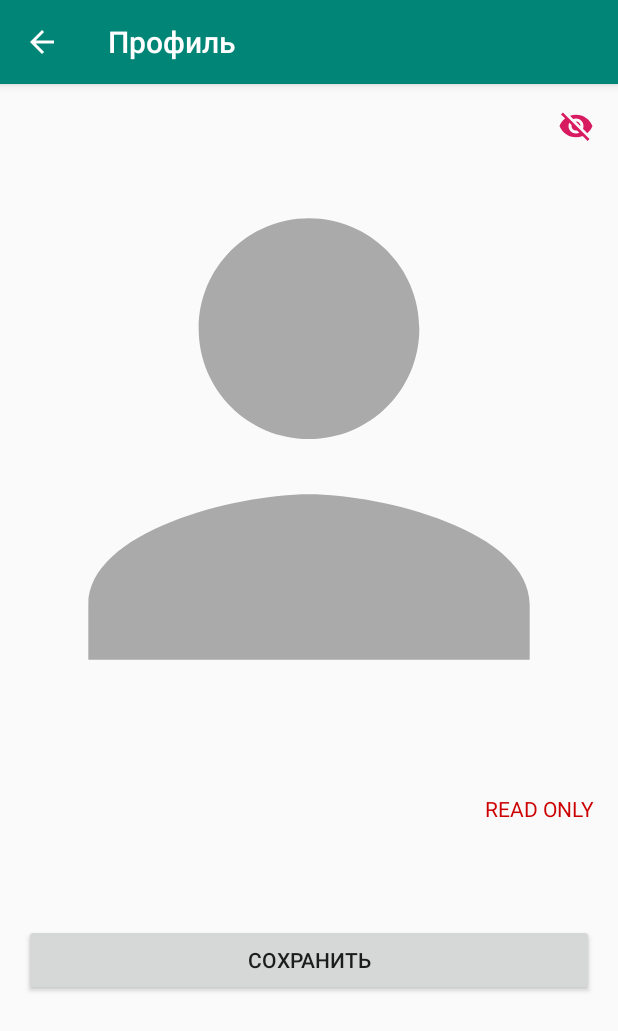
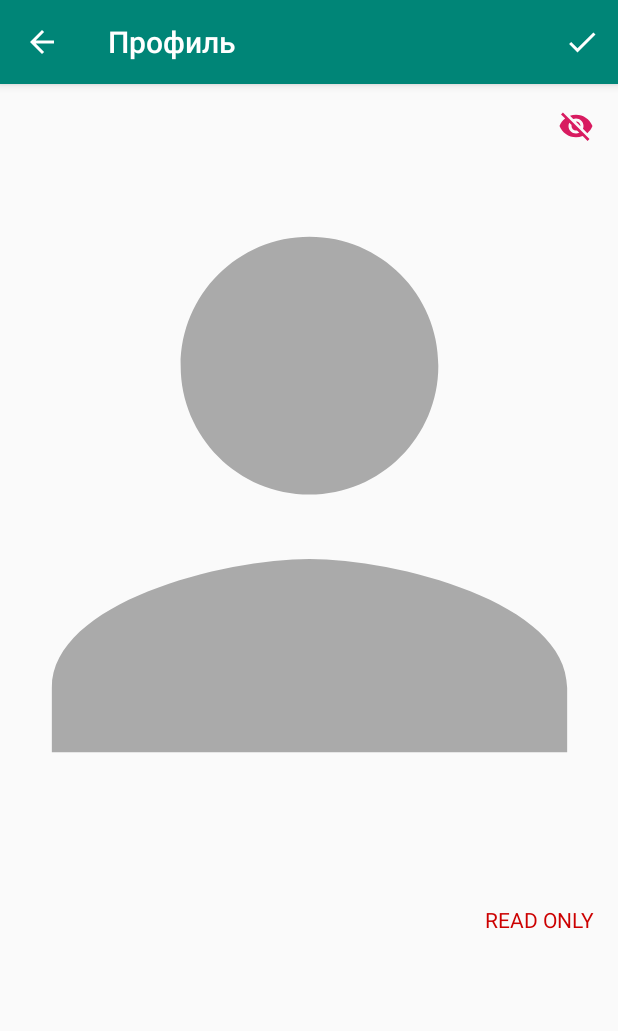
Before and after one commit to Saturn33/tribune, an Android app: the ProfileActivity screen opened directly, with no data from a screen before it, on a phone screen of 412 x 824 dp. Shown: the top 1031 px of the screen. Run offline under Robolectric (Android 15) with nearby library versions, the phone set to English and light mode, and no system bars; pictures from the network do not load.

Commit message:
Перенос управления сохранением профиля в actionbar

```diff
--- a/app/src/main/java/ru/netology/saturn33/kt1/diploma/ui/ProfileActivity.kt
+++ b/app/src/main/java/ru/netology/saturn33/kt1/diploma/ui/ProfileActivity.kt
@@ -5,6 +5,7 @@ import android.content.Intent
 import android.graphics.Bitmap
 import android.os.Bundle
 import android.provider.MediaStore
+import android.view.Menu
 import android.view.MenuItem
 import android.view.View
 import android.widget.Toast
@@ -35,12 +36,24 @@ class ProfileActivity : AppCompatActivity(), CoroutineScope by MainScope() {
         supportActionBar?.setDisplayHomeAsUpEnabled(true)
     }
 
+    override fun onCreateOptionsMenu(menu: Menu?): Boolean {
+        val inflater = menuInflater
+        inflater.inflate(R.menu.profile_menu, menu)
+
+        return true
+    }
+
     override fun onOptionsItemSelected(item: MenuItem): Boolean {
-        return if (item.itemId == android.R.id.home) {
+        return when (item.itemId) {
+            R.id.action_done -> {
+                doSaveProfile()
+                true
+            }
+            android.R.id.home -> {
                 finish()
                 true
-        } else {
-            return super.onOptionsItemSelected(item)
+            }
+            else -> super.onOptionsItemSelected(item)
         }
     }
 
@@ -107,8 +120,9 @@ class ProfileActivity : AppCompatActivity(), CoroutineScope by MainScope() {
             attachmentModel = null
             redrawImage()
         }
+    }
 
-        profileSave.setOnClickListener {
+    private fun doSaveProfile() {
         job = launch {
             dialog.show()
             try {
@@ -135,7 +149,6 @@ class ProfileActivity : AppCompatActivity(), CoroutineScope by MainScope() {
                 ).show()
             } finally {
                 dialog.dismiss()
-                }
             }
         }
     }
--- /dev/null
+++ b/app/src/main/res/drawable/action_done.xml
@@ -0,0 +1,5 @@
+<vector android:height="24dp" android:tint="#FFFFFF"
+    android:viewportHeight="24.0" android:viewportWidth="24.0"
+    android:width="24dp" xmlns:android="http://schemas.android.com/apk/res/android">
+    <path android:fillColor="#FF000000" android:pathData="M9,16.2L4.8,12l-1.4,1.4L9,19 21,7l-1.4,-1.4L9,16.2z"/>
+</vector>
--- a/app/src/main/res/layout/activity_profile.xml
+++ b/app/src/main/res/layout/activity_profile.xml
@@ -11,7 +11,7 @@
         android:id="@+id/avatarImg"
         android:layout_width="match_parent"
         android:layout_height="0dp"
-        app:layout_constraintHeight_percent="0.6"
+        app:layout_constraintHeight_percent="0.7"
         android:adjustViewBounds="true"
         android:contentDescription="@string/author_avatar"
         android:scaleType="centerCrop"
@@ -65,13 +65,4 @@
         app:layout_constraintStart_toEndOf="@id/username"
         app:layout_constraintTop_toBottomOf="@id/avatarImg" />
 
-    <Button
-        android:id="@+id/profileSave"
-        android:layout_width="match_parent"
-        android:layout_height="wrap_content"
-        android:layout_marginTop="@dimen/margin_large"
-        android:text="@string/profile_save"
-        app:layout_constraintEnd_toEndOf="parent"
-        app:layout_constraintStart_toStartOf="parent"
-        app:layout_constraintTop_toBottomOf="@id/badge" />
 </androidx.constraintlayout.widget.ConstraintLayout>
--- /dev/null
+++ b/app/src/main/res/menu/profile_menu.xml
@@ -0,0 +1,10 @@
+<?xml version="1.0" encoding="utf-8"?>
+<menu xmlns:android="http://schemas.android.com/apk/res/android"
+    xmlns:app="http://schemas.android.com/apk/res-auto">
+    <item
+        android:id="@+id/action_done"
+        android:icon="@drawable/action_done"
+        android:title="@string/profile_save"
+        app:showAsAction="always" />
+
+</menu>
--- a/app/src/main/res/values/strings.xml
+++ b/app/src/main/res/values/strings.xml
@@ -37,10 +37,10 @@
     <string name="reactions_load_error">Ошибка загрузки реакций</string>
     <string name="reactions_update_error">Ошибка обновления реакций</string>
     <string name="read_only">READ ONLY</string>
-    <string name="profile_save">Сохранить</string>
     <string name="profile_load_error">Ошибка загрузки профиля</string>
     <string name="profile_saved">Профиль сохранён</string>
     <string name="profile_save_error">Ошибка сохранения профиля</string>
     <string name="profile_avatar_upload_error">Ошибка загрузки изображения</string>
     <string name="remove_avatar">Убрать изображение</string>
+    <string name="profile_save">Сохранить</string>
 </resources>
```
Lines whose indentation alone changed are shown as unchanged.
